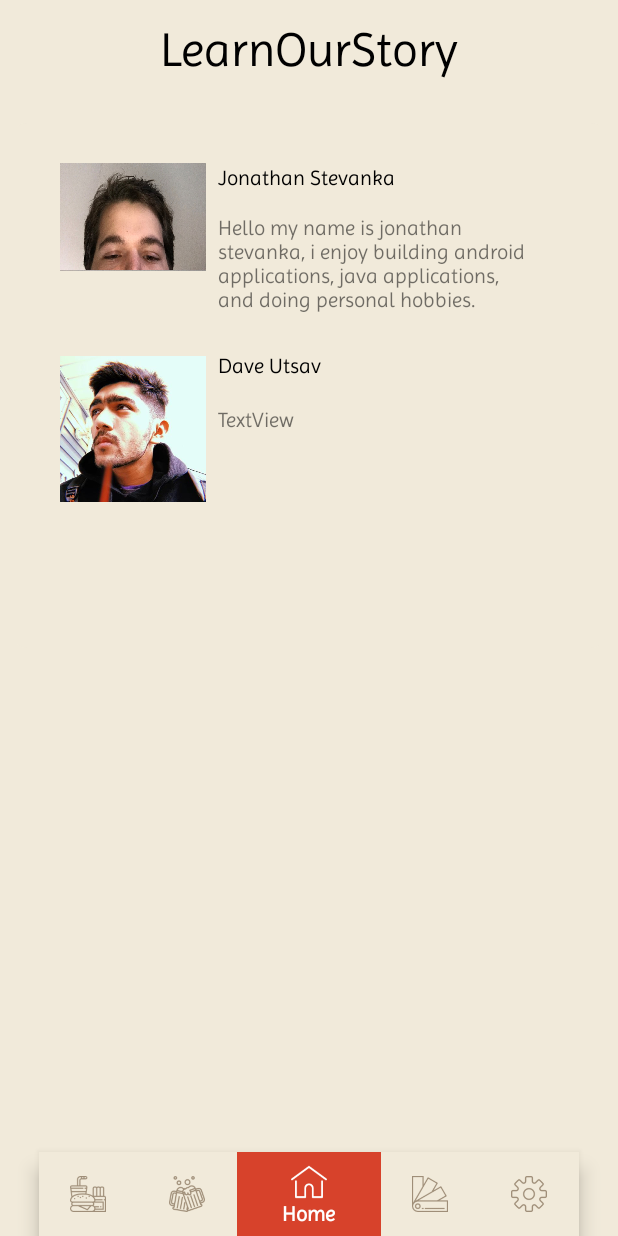
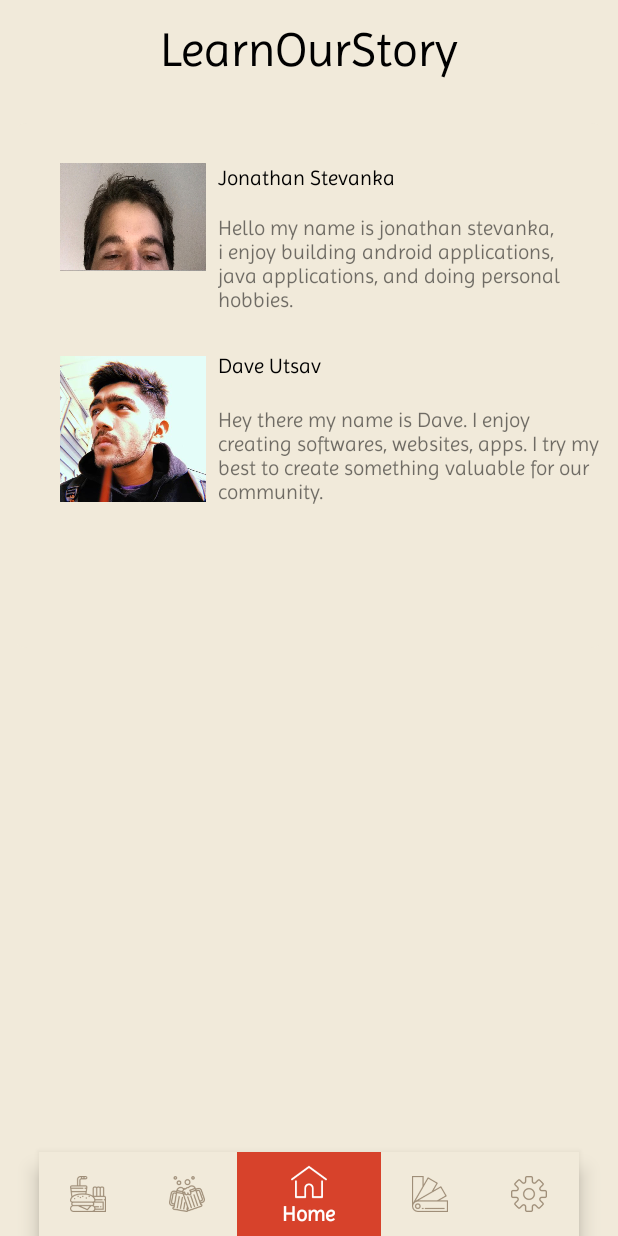
Before and after one commit to JonathanStevanka143/BeerCheer, an Android app: the fragment learnOurStory placed in its activity, on a phone screen of 412 x 824 dp. Run offline under Robolectric (Android 15) with nearby library versions, the phone set to English and light mode, and no system bars.

Commit message:
added description for dave
-changed settings learnourStory screen
-changed the text to match constraint

```diff
--- a/app/src/main/res/layout/fragment_learn_our_story.xml
+++ b/app/src/main/res/layout/fragment_learn_our_story.xml
@@ -64,7 +64,7 @@
 
             <TextView
                 android:id="@+id/textView19"
-                android:layout_width="205dp"
+                android:layout_width="0dp"
                 android:layout_height="88dp"
                 android:layout_marginStart="8dp"
                 android:layout_marginTop="5dp"
@@ -88,12 +88,12 @@
 
             <TextView
                 android:id="@+id/textView20"
-                android:layout_width="205dp"
-                android:layout_height="58dp"
+                android:layout_width="0dp"
+                android:layout_height="wrap_content"
                 android:layout_marginStart="8dp"
                 android:layout_marginTop="8dp"
                 android:layout_marginEnd="8dp"
-                android:text="TextView"
+                android:text="Hey there my name is Dave. I enjoy creating softwares, websites, apps. I try my best to create something valuable for our community."
                 app:layout_constraintEnd_toEndOf="parent"
                 app:layout_constraintHorizontal_bias="0.0"
                 app:layout_constraintStart_toEndOf="@+id/imageView11"
```
